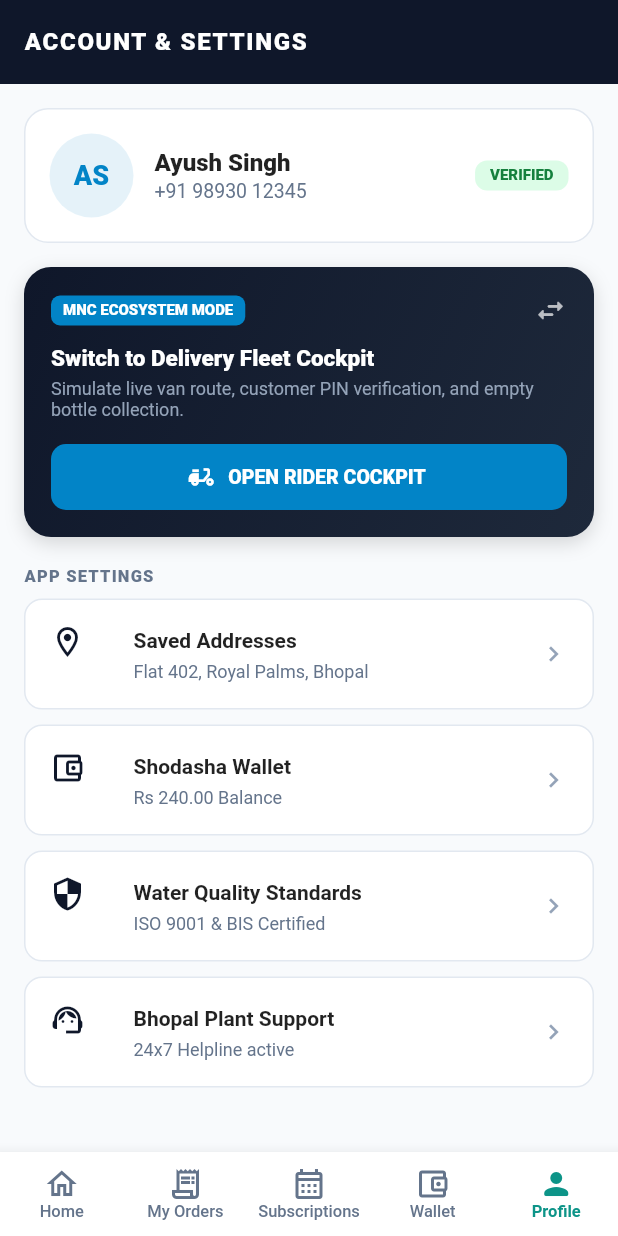
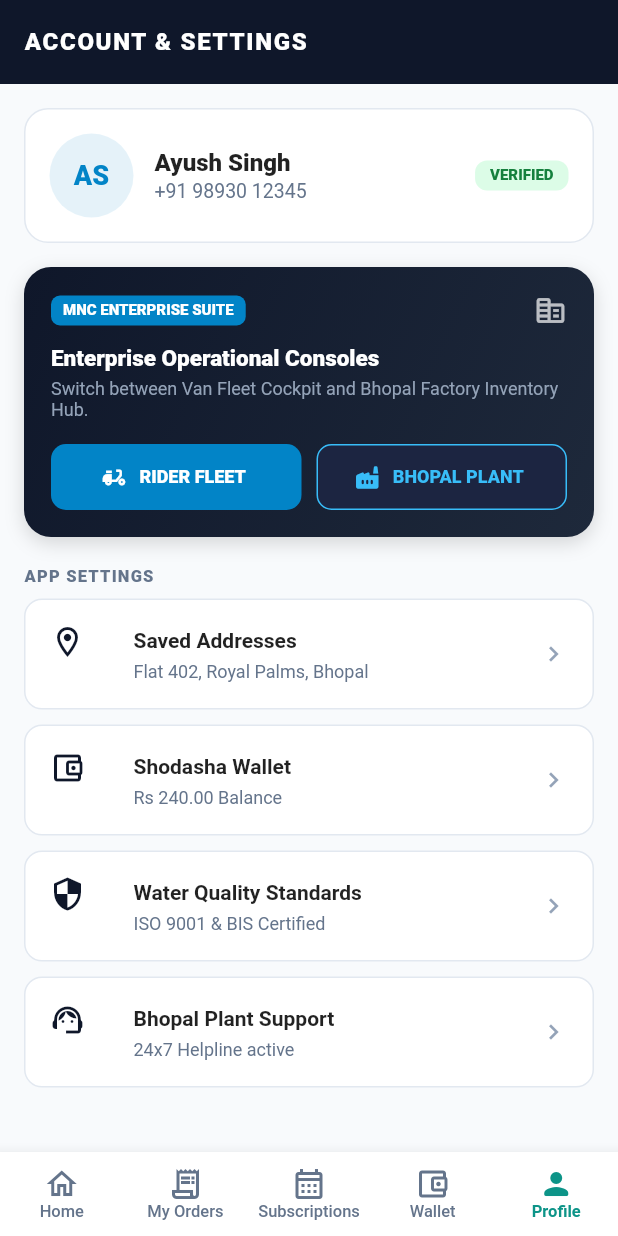
Before and after one commit to ayushsingh930/Shodasha-Mineral-water, a Flutter app: the screen it shows after launch, item 5 of the bottom bar chosen, on a phone screen of 412 x 824 dp. Run offline on Flutter 3.47's test engine with Material 3 defaults, Android fonts, the phone set to English and light mode, and no system bars; our stand-ins replace equatable, firebase_core, geocoding, geolocator; accounts and stored records are empty.

Commit message:
feat(hub): Bhopal Plant Factory Console integrated with live Purity telemetry, warehouse ledger, and cash reconciliation

```diff
--- a/lib/features/profile/presentation/customer_profile_screen.dart
+++ b/lib/features/profile/presentation/customer_profile_screen.dart
@@ -1,5 +1,6 @@
 import 'package:flutter/material.dart';
 import '../../orders/presentation/rider_dashboard_screen.dart';
+import '../../orders/presentation/plant_hub_screen.dart';
 
 class CustomerProfileScreen extends StatelessWidget {
   const CustomerProfileScreen({super.key});
@@ -53,6 +54,8 @@ class CustomerProfileScreen extends StatelessWidget {
             ),
           ),
           const SizedBox(height: 16),
+
+          // ENTERPRISE ROLE SWITCHER (MNC WORKSPACE: RIDER & PLANT)
           Container(
             padding: const EdgeInsets.all(18),
             decoration: BoxDecoration(
@@ -79,26 +82,28 @@ class CustomerProfileScreen extends StatelessWidget {
                         borderRadius: BorderRadius.circular(6),
                       ),
                       child: const Text(
-                        'MNC ECOSYSTEM MODE',
+                        'MNC ENTERPRISE SUITE',
                         style: TextStyle(color: Colors.white, fontSize: 10, fontWeight: FontWeight.w900),
                       ),
                     ),
-                    const Icon(Icons.swap_horiz_rounded, color: Colors.white70, size: 22),
+                    const Icon(Icons.corporate_fare_rounded, color: Colors.white70, size: 22),
                   ],
                 ),
                 const SizedBox(height: 12),
                 const Text(
-                  'Switch to Delivery Fleet Cockpit',
+                  'Enterprise Operational Consoles',
                   style: TextStyle(color: Colors.white, fontWeight: FontWeight.w900, fontSize: 15),
                 ),
                 const SizedBox(height: 4),
                 const Text(
-                  'Simulate live van route, customer PIN verification, and empty bottle collection.',
+                  'Switch between Van Fleet Cockpit and Bhopal Factory Inventory Hub.',
                   style: TextStyle(color: Color(0xFF94A3B8), fontSize: 12),
                 ),
                 const SizedBox(height: 16),
-                SizedBox(
-                  width: double.infinity,
+                Row(
+                  children: [
+                    Expanded(
+                      child: SizedBox(
                         height: 44,
                         child: ElevatedButton.icon(
                           style: ElevatedButton.styleFrom(
@@ -113,12 +118,41 @@ class CustomerProfileScreen extends StatelessWidget {
                               MaterialPageRoute(builder: (_) => const RiderDashboardScreen()),
                             );
                           },
-                    icon: const Icon(Icons.delivery_dining, size: 20),
+                          icon: const Icon(Icons.delivery_dining, size: 18),
                           label: const Text(
-                      'OPEN RIDER COCKPIT',
-                      style: TextStyle(fontWeight: FontWeight.w900, fontSize: 13),
+                            'RIDER FLEET',
+                            style: TextStyle(fontWeight: FontWeight.w900, fontSize: 12),
                           ),
                         ),
+                      ),
+                    ),
+                    const SizedBox(width: 10),
+                    Expanded(
+                      child: SizedBox(
+                        height: 44,
+                        child: ElevatedButton.icon(
+                          style: ElevatedButton.styleFrom(
+                            backgroundColor: const Color(0xFF1C2541),
+                            foregroundColor: Colors.white,
+                            elevation: 0,
+                            side: const BorderSide(color: Color(0xFF38BDF8)),
+                            shape: RoundedRectangleBorder(borderRadius: BorderRadius.circular(10)),
+                          ),
+                          onPressed: () {
+                            Navigator.push(
+                              context,
+                              MaterialPageRoute(builder: (_) => const PlantHubScreen()),
+                            );
+                          },
+                          icon: const Icon(Icons.factory_rounded, size: 18, color: Color(0xFF38BDF8)),
+                          label: const Text(
+                            'BHOPAL PLANT',
+                            style: TextStyle(fontWeight: FontWeight.w900, fontSize: 12, color: Color(0xFF38BDF8)),
+                          ),
+                        ),
+                      ),
+                    ),
+                  ],
                 ),
               ],
             ),
```
Also changed, not shown: lib/features/orders/presentation/plant_hub_screen.dart (added, +233 -0 lines). Lines whose indentation alone changed are shown as unchanged.
